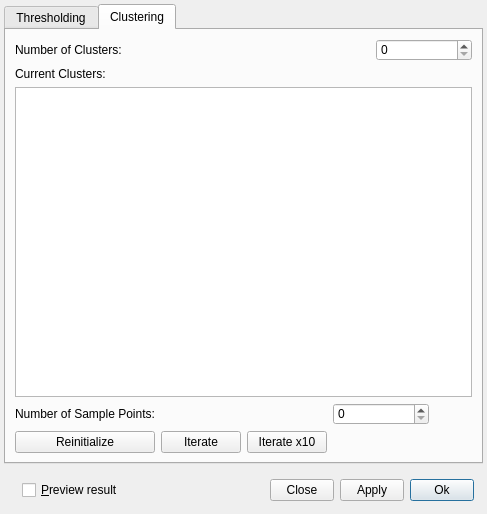
This is GUI/Qt/Windows/SpeedImageDialog.ui in pyushkevich/itksnap as Qt 5 draws it before an edit. The edited form follows.
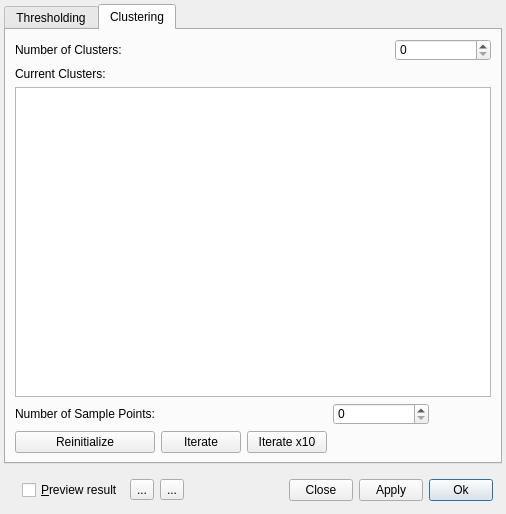
This is the edited form. Custom widgets are drawn as their Qt base class.

Diff of the .ui file:
```diff
--- a/GUI/Qt/Windows/SpeedImageDialog.ui
+++ b/GUI/Qt/Windows/SpeedImageDialog.ui
@@ -6,7 +6,7 @@
    <rect>
     <x>0</x>
     <y>0</y>
-    <width>487</width>
+    <width>506</width>
     <height>514</height>
    </rect>
   </property>
@@ -346,8 +346,17 @@
            </item>
            <item row="3" column="0" colspan="5">
             <widget class="QTableView" name="tblClusters">
+             <property name="styleSheet">
+              <string notr="true">font-size:11px;</string>
+             </property>
+             <property name="selectionMode">
+              <enum>QAbstractItemView::SingleSelection</enum>
+             </property>
+             <property name="selectionBehavior">
+              <enum>QAbstractItemView::SelectRows</enum>
+             </property>
              <attribute name="horizontalHeaderDefaultSectionSize">
-              <number>80</number>
+              <number>75</number>
              </attribute>
              <attribute name="verticalHeaderDefaultSectionSize">
               <number>24</number>
@@ -608,6 +617,23 @@
         </layout>
        </widget>
       </item>
+      <item>
+       <widget class="QToolButton" name="toolButton">
+        <property name="text">
+         <string>...</string>
+        </property>
+       </widget>
+      </item>
+      <item>
+       <widget class="QToolButton" name="toolButton_2">
+        <property name="text">
+         <string>...</string>
+        </property>
+       </widget>
+      </item>
+      <item>
+       <widget class="QWidget" name="widget" native="true"/>
+      </item>
       <item>
        <spacer name="horizontalSpacer">
         <property name="orientation">
```
